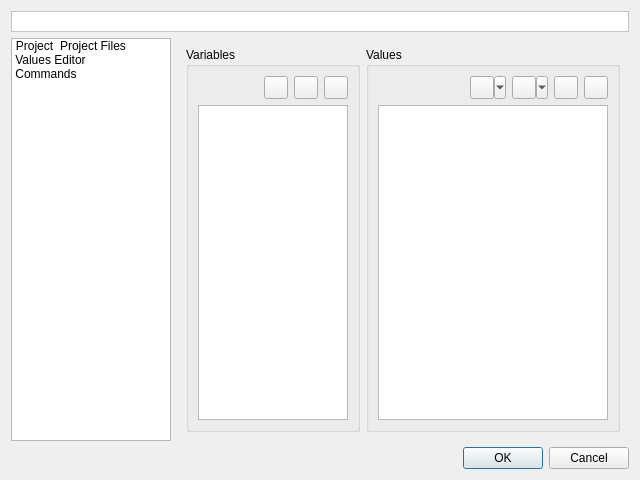
Before: the Qt Designer form v2/branches/dev/plugins/xup/XUP/src/gui/UIXUPEditor.ui in testmana2/mks, drawn with Qt 5.
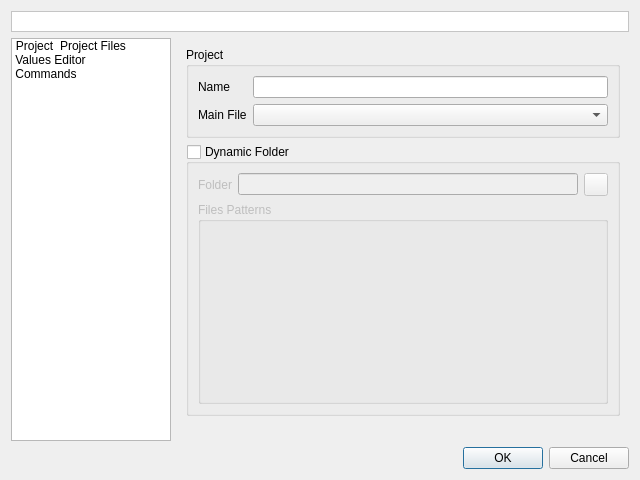
After: the same form once the commit is applied. The open tabs and pages were chosen to show the change. Icons and pictures are not drawn. Custom widgets are drawn as their Qt base class.

Commit message: Clean up UIXUPEditor by exporting to a external class the variable editor. This make it reusable and more readible code for the editor.

Patch:
```diff
--- a/v2/branches/dev/plugins/xup/XUP/src/gui/UIXUPEditor.ui
+++ b/v2/branches/dev/plugins/xup/XUP/src/gui/UIXUPEditor.ui
@@ -269,163 +269,7 @@
        </item>
       </layout>
      </widget>
-     <widget class="QWidget" name="wValuesEditor">
-      <layout class="QHBoxLayout" name="horizontalLayout">
-       <item>
-        <widget class="QGroupBox" name="gbOthersVariables">
-         <property name="maximumSize">
-          <size>
-           <width>200</width>
-           <height>16777215</height>
-          </size>
-         </property>
-         <property name="title">
-          <string>Variables</string>
-         </property>
-         <layout class="QGridLayout" name="_2">
-          <item row="0" column="0">
-           <spacer>
-            <property name="orientation">
-             <enum>Qt::Horizontal</enum>
-            </property>
-            <property name="sizeHint" stdset="0">
-             <size>
-              <width>20</width>
-              <height>20</height>
-             </size>
-            </property>
-           </spacer>
-          </item>
-          <item row="0" column="1">
-           <widget class="QToolButton" name="tbOthersVariablesAdd">
-            <property name="toolTip">
-             <string>Add...</string>
-            </property>
-            <property name="icon">
-             <iconset resource="../../../../../monkey/src/resources/resources.qrc">
-              <normaloff>:/listeditor/icons/listeditor/add.png</normaloff>:/listeditor/icons/listeditor/add.png</iconset>
-            </property>
-           </widget>
-          </item>
-          <item row="0" column="2">
-           <widget class="QToolButton" name="tbOthersVariablesEdit">
-            <property name="toolTip">
-             <string>Edit...</string>
-            </property>
-            <property name="icon">
-             <iconset resource="../../../../../monkey/src/resources/resources.qrc">
-              <normaloff>:/listeditor/icons/listeditor/edit.png</normaloff>:/listeditor/icons/listeditor/edit.png</iconset>
-            </property>
-           </widget>
-          </item>
-          <item row="0" column="3">
-           <widget class="QToolButton" name="tbOthersVariablesRemove">
-            <property name="toolTip">
-             <string>Remove...</string>
-            </property>
-            <property name="icon">
-             <iconset resource="../../../../../monkey/src/resources/resources.qrc">
-              <normaloff>:/listeditor/icons/listeditor/remove.png</normaloff>:/listeditor/icons/listeditor/remove.png</iconset>
-            </property>
-           </widget>
-          </item>
-          <item row="1" column="0" colspan="4">
-           <widget class="QListWidget" name="lwOthersVariables">
-            <property name="editTriggers">
-             <set>QAbstractItemView::NoEditTriggers</set>
-            </property>
-            <property name="selectionBehavior">
-             <enum>QAbstractItemView::SelectRows</enum>
-            </property>
-           </widget>
-          </item>
-         </layout>
-        </widget>
-       </item>
-       <item>
-        <widget class="QGroupBox" name="gbOthersValues">
-         <property name="title">
-          <string>Values</string>
-         </property>
-         <layout class="QGridLayout" name="_3">
-          <item row="0" column="0">
-           <spacer>
-            <property name="orientation">
-             <enum>Qt::Horizontal</enum>
-            </property>
-            <property name="sizeHint" stdset="0">
-             <size>
-              <width>20</width>
-              <height>20</height>
-             </size>
-            </property>
-           </spacer>
-          </item>
-          <item row="0" column="1">
-           <widget class="QToolButton" name="tbOthersValuesAdd">
-            <property name="toolTip">
-             <string>Add...</string>
-            </property>
-            <property name="icon">
-             <iconset resource="../../../../../monkey/src/resources/resources.qrc">
-              <normaloff>:/listeditor/icons/listeditor/add.png</normaloff>:/listeditor/icons/listeditor/add.png</iconset>
-            </property>
-            <property name="popupMode">
-             <enum>QToolButton::MenuButtonPopup</enum>
-            </property>
-           </widget>
-          </item>
-          <item row="0" column="2">
-           <widget class="QToolButton" name="tbOthersValuesEdit">
-            <property name="toolTip">
-             <string>Edit...</string>
-            </property>
-            <property name="icon">
-             <iconset resource="../../../../../monkey/src/resources/resources.qrc">
-              <normaloff>:/listeditor/icons/listeditor/edit.png</normaloff>:/listeditor/icons/listeditor/edit.png</iconset>
-            </property>
-            <property name="popupMode">
-             <enum>QToolButton::MenuButtonPopup</enum>
-            </property>
-           </widget>
-          </item>
-          <item row="0" column="3">
-           <widget class="QToolButton" name="tbOthersValuesRemove">
-            <property name="toolTip">
-             <string>Remove...</string>
-            </property>
-            <property name="icon">
-             <iconset resource="../../../../../monkey/src/resources/resources.qrc">
-              <normaloff>:/listeditor/icons/listeditor/remove.png</normaloff>:/listeditor/icons/listeditor/remove.png</iconset>
-            </property>
-           </widget>
-          </item>
-          <item row="0" column="4">
-           <widget class="QToolButton" name="tbOthersValuesClear">
-            <property name="toolTip">
-             <string>Clear...</string>
-            </property>
-            <property name="icon">
-             <iconset resource="../../../../../monkey/src/resources/resources.qrc">
-              <normaloff>:/listeditor/icons/listeditor/clear.png</normaloff>:/listeditor/icons/listeditor/clear.png</iconset>
-            </property>
-           </widget>
-          </item>
-          <item row="1" column="0" colspan="5">
-           <widget class="QListWidget" name="lwOthersValues">
-            <property name="editTriggers">
-             <set>QAbstractItemView::NoEditTriggers</set>
-            </property>
-            <property name="selectionBehavior">
-             <enum>QAbstractItemView::SelectRows</enum>
-            </property>
-           </widget>
-          </item>
-         </layout>
-        </widget>
-       </item>
-      </layout>
-     </widget>
+     <widget class="VariablesEditor" name="veEditor"/>
      <widget class="CommandsEditor" name="ceEditor"/>
     </widget>
    </item>
@@ -555,6 +399,12 @@
    <header location="global">CommandsEditor.h</header>
    <container>1</container>
   </customwidget>
+  <customwidget>
+   <class>VariablesEditor</class>
+   <extends>QFrame</extends>
+   <header location="global">VariablesEditor.h</header>
+   <container>1</container>
+  </customwidget>
  </customwidgets>
  <resources>
   <include location="../../../../../monkey/src/resources/resources.qrc"/>
```
Left out of the diff: 18 changed lines with no effect on the pictures. The commit also changes 10 other files.
